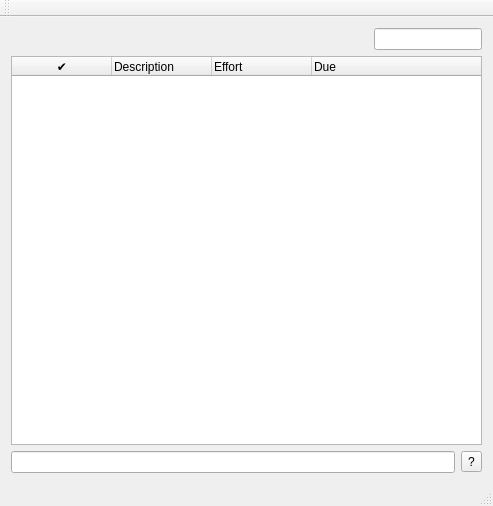
choenig/tingy, file src/widgets/ui/mainwindow.ui: the form before one commit.
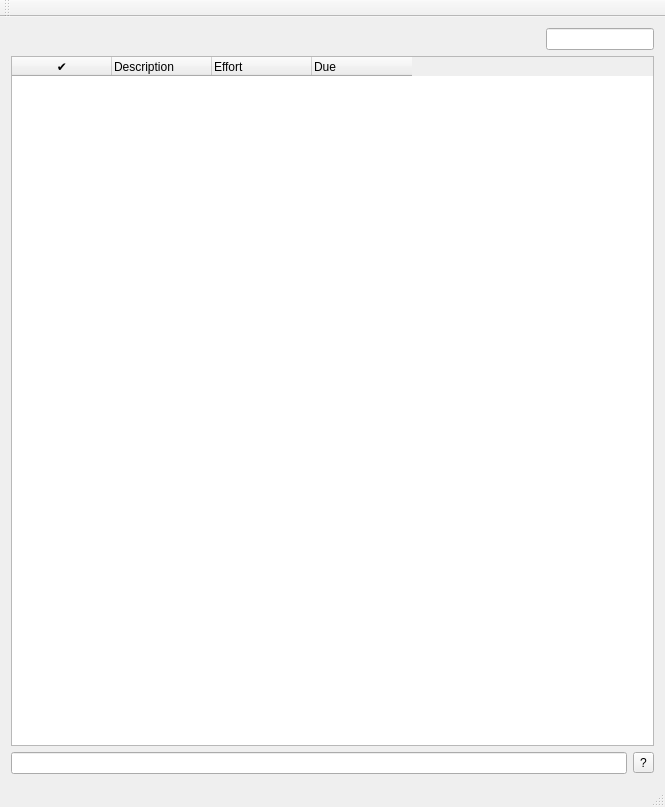
The form after the commit. Custom widgets are drawn as their Qt base class.

```diff
--- a/src/widgets/ui/mainwindow.ui
+++ b/src/widgets/ui/mainwindow.ui
@@ -6,8 +6,8 @@
    <rect>
     <x>0</x>
     <y>0</y>
-    <width>493</width>
-    <height>506</height>
+    <width>665</width>
+    <height>807</height>
    </rect>
   </property>
   <property name="windowTitle">
@@ -43,6 +43,9 @@
     </item>
     <item row="1" column="0" colspan="3">
      <widget class="TaskTree" name="taskTree">
+      <attribute name="headerStretchLastSection">
+       <bool>false</bool>
+      </attribute>
       <column>
        <property name="text">
         <string>✔</string>
```
Left out of the diff: 2 changed lines with no effect on the pictures.
